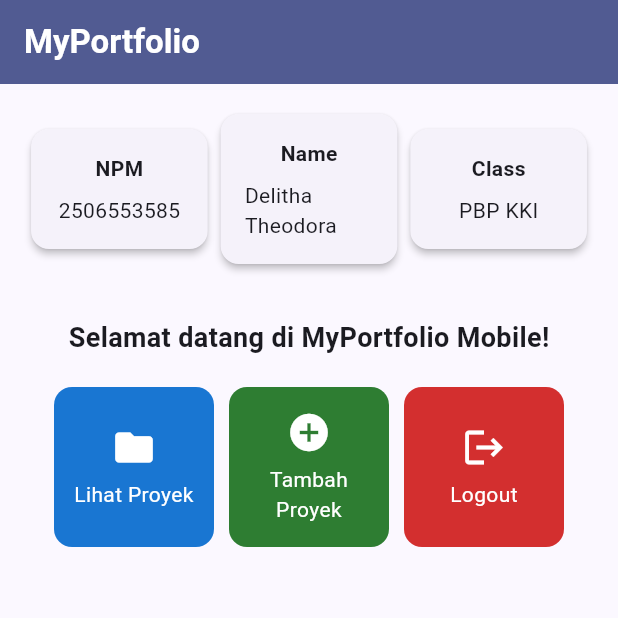
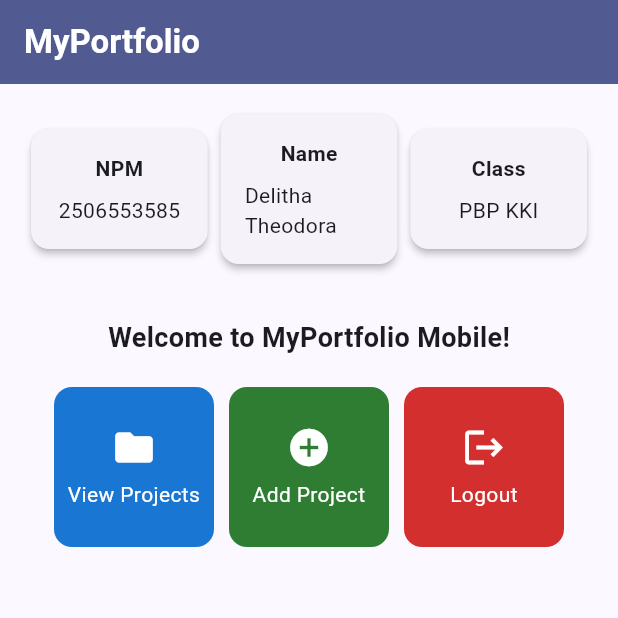
Before and after one commit to theodoradelitha/myportofolio_mobile, a Flutter app: the screen it shows after launch, on a phone screen of 412 x 824 dp, the top half of it. Run offline on Flutter 3.47's test engine with Material 3 defaults, Android fonts, the phone set to English and light mode, and no system bars.

Commit message:
feat: switch home page text to English
Action labels, the welcome message and the SnackBar now read in English,
e.g. "You pressed the View Projects button!".

```diff
--- a/lib/menu.dart
+++ b/lib/menu.dart
@@ -11,8 +11,8 @@ class MyHomePage extends StatelessWidget {
   static const String kelas = "PBP KKI";
 
   static const List<ItemHomepage> items = [
-    ItemHomepage("Lihat Proyek", Icons.folder, Color(0xFF1976D2)),
-    ItemHomepage("Tambah Proyek", Icons.add_circle, Color(0xFF2E7D32)),
+    ItemHomepage("View Projects", Icons.folder, Color(0xFF1976D2)),
+    ItemHomepage("Add Project", Icons.add_circle, Color(0xFF2E7D32)),
     ItemHomepage("Logout", Icons.logout, Color(0xFFD32F2F)),
   ];
 
@@ -46,7 +46,7 @@ class MyHomePage extends StatelessWidget {
                   const Padding(
                     padding: EdgeInsets.only(top: 16.0),
                     child: Text(
-                      'Selamat datang di MyPortfolio Mobile!',
+                      'Welcome to MyPortfolio Mobile!',
                       style: TextStyle(
                         fontWeight: FontWeight.bold,
                         fontSize: 18.0,
--- a/lib/widgets/item_card.dart
+++ b/lib/widgets/item_card.dart
@@ -16,9 +16,7 @@ class ItemCard extends StatelessWidget {
           ScaffoldMessenger.of(context)
             ..hideCurrentSnackBar()
             ..showSnackBar(
-              SnackBar(
-                content: Text("Kamu telah menekan tombol ${item.name}!"),
-              ),
+              SnackBar(content: Text("You pressed the ${item.name} button!")),
             );
         },
         child: Container(
```
